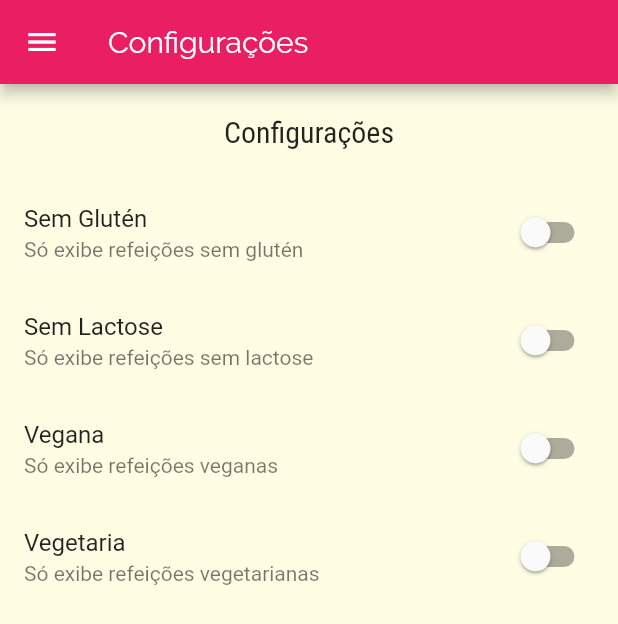
After one commit to lmbaldi/meals, a Flutter app: the SettingsScreen screen opened by its route, on a phone screen of 412 x 824 dp. The commit adds this screen. Shown: the top 624 px of the screen. Run offline on Flutter 3.47's test engine with Material 2 defaults, Android fonts, the phone set to English and light mode, and no system bars; network calls fail.

Commit message:
navegação multiplas telas - fim

```diff
--- a/lib/main.dart
+++ b/lib/main.dart
@@ -1,12 +1,52 @@
 import 'package:flutter/material.dart';
-import 'package:meals/screens/categories_screen.dart';
+import 'package:meals/data/dummy_data.dart';
+import 'package:meals/models/meal.dart';
+import 'package:meals/models/settings.dart';
+// import 'package:meals/components/settings_screen.dart';
 import 'package:meals/screens/categories_meals_screen.dart';
 import 'package:meals/screens/meal_detail_screen.dart';
+import 'package:meals/screens/settings_screen.dart';
 import 'package:meals/screens/tabs_screen.dart';
 import 'package:meals/utils/app_routes.dart';
 void main() => runApp(MyApp());
 
-class MyApp extends StatelessWidget {
+class MyApp extends StatefulWidget {
+  @override
+  _MyAppState createState() => _MyAppState();
+}
+
+class _MyAppState extends State<MyApp> {
+
+  Settings settings = Settings();
+  List<Meal> _availablesMeals = DUMMY_MEALS;
+  List<Meal> _favoriteMeals = [];
+
+  void _filterMeals (Settings settings){
+    setState(() {
+      this.settings = settings;
+
+      _availablesMeals = DUMMY_MEALS.where((meal){
+        final filterGluten = settings.isGlutenFree && !meal.isGlutenFree;
+        final filterLactose = settings.isLactoseFree && !meal.isLactoseFree;
+        final filterVegan = settings.isVegan && !meal.isVegan;
+        final filterVegetarian = settings.isVegetarian && !meal.isVegetarian;
+        return !filterGluten && !filterLactose && !filterVegan && !filterVegetarian;
+      }).toList();
+    });
+  }
+
+  void _toggleFavorite(Meal meal){
+    setState(() {
+      _favoriteMeals.contains(meal)
+      ? _favoriteMeals.remove(meal)
+      : _favoriteMeals.add(meal);
+    });
+  }
+
+  bool _isFavorite(Meal meal){
+    return _favoriteMeals.contains(meal);
+  }
+
   @override
   Widget build(BuildContext context) {
     return MaterialApp(
@@ -24,9 +64,11 @@ class MyApp extends StatelessWidget {
         ),
       ),
       routes: {
-        AppRoutes.HOME: (ctx) => TabsScreen(),
-        AppRoutes.CATEGORIE_MEALS: (ctx) => CategoriesMealsScreen(),
-        AppRoutes.MEAL_DETAIL: (ctx) => MealDetailScreen(),
+        AppRoutes.HOME: (ctx) => TabsScreen(_favoriteMeals),
+        AppRoutes.CATEGORIE_MEALS: (ctx) => CategoriesMealsScreen(_availablesMeals),
+        AppRoutes.MEAL_DETAIL: (ctx) => MealDetailScreen(_toggleFavorite, _isFavorite),
+        AppRoutes.SETTINGS: (ctx) => SettingsScreen(settings, _filterMeals),
+
       },
     );
   }
--- /dev/null
+++ b/lib/models/settings.dart
@@ -0,0 +1,15 @@
+class Settings{
+
+  bool isGlutenFree;
+  bool isLactoseFree;
+  bool isVegan;
+  bool isVegetarian;
+
+  Settings({
+    this.isGlutenFree = false,
+    this.isLactoseFree = false,
+    this.isVegan= false,
+    this.isVegetarian = false,
+  });
+
+}
--- /dev/null
+++ b/lib/screens/settings_screen.dart
@@ -0,0 +1,93 @@
+import 'package:flutter/material.dart';
+import 'package:meals/components/main_drawer.dart';
+import 'package:meals/models/settings.dart';
+
+class SettingsScreen extends StatefulWidget {
+
+  final Settings settings;
+  final Function(Settings) onSettingsChanged;
+
+  const SettingsScreen(this.settings, this.onSettingsChanged );
+
+  @override
+  _SettingsScreenState createState() => _SettingsScreenState();
+}
+
+class _SettingsScreenState extends State<SettingsScreen> {
+
+  Settings settings;
+
+  @override
+  void initState(){
+    super.initState();
+    settings = widget.settings;
+  }
+
+  Widget _createSwitch(
+    String title,
+    String subTitle,
+    bool value,
+    Function(bool) onChanged,
+  ) {
+    return SwitchListTile.adaptive(
+      title: Text(title),
+      subtitle: Text(subTitle),
+      value: value,
+      onChanged: (value){
+        onChanged(value);
+        widget.onSettingsChanged(settings);
+      }
+    );
+  }
+
+  @override
+  Widget build(BuildContext context) {
+    return Scaffold(
+      appBar: AppBar(
+        title: Text('Configurações'),
+      ),
+      drawer: MainDrawer(),
+      body: Column(
+        children: <Widget>[
+          Container(
+            padding: EdgeInsets.all(20),
+            child: Text(
+              'Configurações',
+              style: Theme.of(context).textTheme.title,
+            ),
+          ),
+          Expanded(
+            child: ListView(
+              children: <Widget>[
+                _createSwitch(
+                  'Sem Glutén',
+                  'Só exibe refeições sem glutén',
+                  settings.isGlutenFree,
+                  (value) => setState(() => settings.isGlutenFree = value),
+                ),
+                _createSwitch(
+                  'Sem Lactose',
+                  'Só exibe refeições sem lactose',
+                  settings.isLactoseFree,
+                  (value) => setState(() => settings.isLactoseFree = value),
+                ),
+                _createSwitch(
+                  'Vegana',
+                  'Só exibe refeições veganas',
+                  settings.isVegan,
+                  (value) => setState(() => settings.isVegan = value),
+                ),
+                _createSwitch(
+                  'Vegetaria',
+                  'Só exibe refeições vegetarianas',
+                  settings.isVegetarian,
+                  (value) => setState(() => settings.isLactoseFree = value),
+                ),
+              ],
+            ),
+          ),
+        ],
+      ),
+    );
+  }
+}
--- a/lib/utils/app_routes.dart
+++ b/lib/utils/app_routes.dart
@@ -2,4 +2,5 @@ class AppRoutes{
   static const HOME = '/';
   static const CATEGORIE_MEALS = '/categories-meals';
   static const MEAL_DETAIL = '/meal-detail';
+  static const SETTINGS = '/settings';
 }
```
Also changed, not shown: lib/components/main_drawer.dart (+16 -5 lines), lib/components/meal_item.dart (+7 -1 lines), lib/screens/categories_meals_screen.dart (+8 -2 lines), lib/screens/favorite_screen.dart (+17 -4 lines), lib/screens/meal_detail_screen.dart (+12 -3 lines), lib/screens/tabs_screen.dart (+21 -8 lines).
